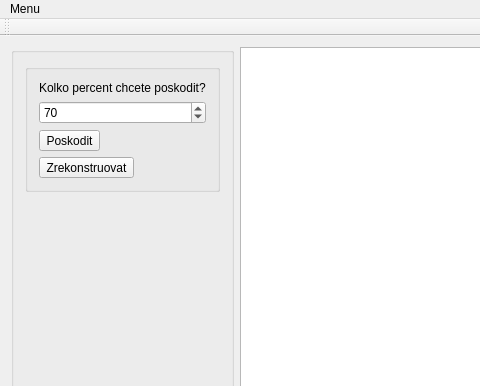
Old version of the form Laplace_image/Laplace_image.ui in the repository DariaBozh/Laplace_image; both pictures show x 0 to 480 and y 0 to 386 of the 830 by 609 pixel window.
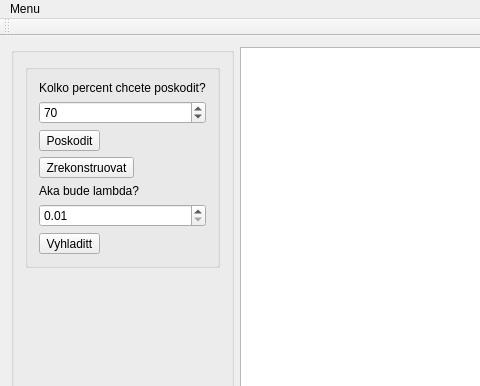
New version of the form.

The edit to the form file:
```diff
--- a/Laplace_image/Laplace_image.ui
+++ b/Laplace_image/Laplace_image.ui
@@ -58,6 +58,30 @@
             </property>
            </widget>
           </item>
+          <item>
+           <widget class="QLabel" name="label_2">
+            <property name="text">
+             <string>Aka bude lambda?</string>
+            </property>
+           </widget>
+          </item>
+          <item>
+           <widget class="QDoubleSpinBox" name="dsbSmoothLambda">
+            <property name="minimum">
+             <double>0.010000000000000</double>
+            </property>
+            <property name="maximum">
+             <double>1000.000000000000000</double>
+            </property>
+           </widget>
+          </item>
+          <item>
+           <widget class="QToolButton" name="tbSmooth">
+            <property name="text">
+             <string>Vyhladitt</string>
+            </property>
+           </widget>
+          </item>
          </layout>
         </widget>
        </item>
```
